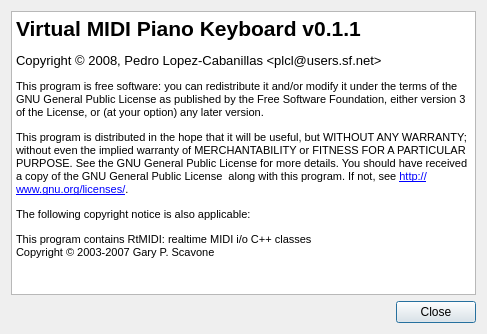
svn2github/vmpk, file trunk/src/about.ui: the form before one commit.
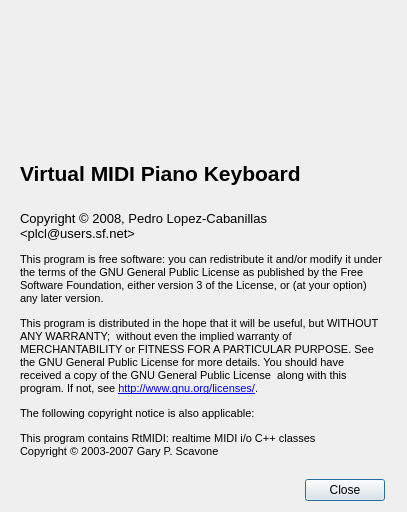
The form after the commit. Icons and pictures are not drawn.

Commit message: * New icon, created by Theresa Knott and placed into the public domain. It was downloaded from: http://openclipart.org/media/files/TheresaKnott/346

What changed in the file:
```diff
--- a/trunk/src/about.ui
+++ b/trunk/src/about.ui
@@ -5,40 +5,110 @@
    <rect>
     <x>0</x>
     <y>0</y>
-    <width>487</width>
-    <height>334</height>
+    <width>407</width>
+    <height>512</height>
    </rect>
   </property>
   <property name="windowTitle" >
    <string>About</string>
   </property>
-  <layout class="QVBoxLayout" >
-   <item>
-    <widget class="QTextBrowser" name="AboutTextView" >
-     <property name="undoRedoEnabled" >
+  <layout class="QGridLayout" >
+   <item row="0" column="0" >
+    <widget class="QLabel" name="labelIcon" >
+     <property name="sizePolicy" >
+      <sizepolicy vsizetype="Fixed" hsizetype="Fixed" >
+       <horstretch>0</horstretch>
+       <verstretch>0</verstretch>
+      </sizepolicy>
+     </property>
+     <property name="minimumSize" >
+      <size>
+       <width>180</width>
+       <height>140</height>
+      </size>
+     </property>
+     <property name="maximumSize" >
+      <size>
+       <width>180</width>
+       <height>140</height>
+      </size>
+     </property>
+     <property name="pixmap" >
+      <pixmap resource="../data/vmpk.qrc" >:/TheresaKnott_piano.svg</pixmap>
+     </property>
+     <property name="scaledContents" >
+      <bool>true</bool>
+     </property>
+     <property name="wordWrap" >
       <bool>false</bool>
      </property>
-     <property name="readOnly" >
+     <property name="textInteractionFlags" >
+      <set>Qt::NoTextInteraction</set>
+     </property>
+    </widget>
+   </item>
+   <item row="0" column="1" >
+    <widget class="QLabel" name="labelVersion" >
+     <property name="sizePolicy" >
+      <sizepolicy vsizetype="Fixed" hsizetype="Fixed" >
+       <horstretch>0</horstretch>
+       <verstretch>0</verstretch>
+      </sizepolicy>
+     </property>
+     <property name="minimumSize" >
+      <size>
+       <width>170</width>
+       <height>140</height>
+      </size>
+     </property>
+     <property name="textFormat" >
+      <enum>Qt::RichText</enum>
+     </property>
+     <property name="wordWrap" >
       <bool>true</bool>
      </property>
-     <property name="html" >
-      <string>&lt;!DOCTYPE HTML PUBLIC "-//W3C//DTD HTML 4.0//EN" "http://www.w3.org/TR/REC-html40/strict.dtd">
-&lt;html>&lt;head>&lt;meta name="qrichtext" content="1" />&lt;style type="text/css">
-p, li { white-space: pre-wrap; }
-&lt;/style>&lt;/head>&lt;body style=" font-family:'MS Shell Dlg 2'; font-size:8.25pt; font-weight:400; font-style:normal;">
-&lt;p style=" margin-top:12px; margin-bottom:12px; margin-left:0px; margin-right:0px; -qt-block-indent:0; text-indent:0px; font-family:'Sans Serif'; font-size:8pt;">&lt;span style=" font-size:16pt; font-weight:600;">Virtual MIDI Piano Keyboard v0.1.1&lt;/span>&lt;/p>
-&lt;p style=" margin-top:12px; margin-bottom:12px; margin-left:0px; margin-right:0px; -qt-block-indent:0; text-indent:0px; font-family:'Sans Serif'; font-size:8pt;">&lt;span style=" font-size:10pt;">Copyright © 2008, Pedro Lopez-Cabanillas &amp;lt;plcl@users.sf.net&amp;gt;&lt;/span>&lt;/p>
-&lt;p style=" margin-top:12px; margin-bottom:12px; margin-left:0px; margin-right:0px; -qt-block-indent:0; text-indent:0px; font-family:'Sans Serif'; font-size:8pt;">This program is free software: you can redistribute it and/or modify it under the terms of the GNU General Public License as published by the Free Software Foundation, either version 3 of the License, or (at your option) any later version.&lt;/p>
-&lt;p style=" margin-top:12px; margin-bottom:12px; margin-left:0px; margin-right:0px; -qt-block-indent:0; text-indent:0px; font-family:'Sans Serif'; font-size:8pt;">This program is distributed in the hope that it will be useful, but WITHOUT ANY WARRANTY;  without even the implied warranty of MERCHANTABILITY or FITNESS FOR A PARTICULAR PURPOSE. See the GNU General Public License for more details. You should have received a copy of the GNU General Public License  along with this program. If not, see &lt;a href="http://www.gnu.org/licenses/">&lt;span style=" text-decoration: underline; color:#0000ff;">http://www.gnu.org/licenses/&lt;/span>&lt;/a>.&lt;/p>
-&lt;p style=" margin-top:12px; margin-bottom:12px; margin-left:0px; margin-right:0px; -qt-block-indent:0; text-indent:0px; font-family:'Sans Serif'; font-size:8pt;">The following copyright notice is also applicable:&lt;/p>
-&lt;p style=" margin-top:12px; margin-bottom:12px; margin-left:0px; margin-right:0px; -qt-block-indent:0; text-indent:0px; font-family:'Sans Serif'; font-size:8pt;">This program contains RtMIDI: realtime MIDI i/o C++ classes&lt;br />Copyright © 2003-2007 Gary P. Scavone&lt;/p>&lt;/body>&lt;/html></string>
-     </property>
      <property name="openExternalLinks" >
       <bool>true</bool>
      </property>
     </widget>
    </item>
-   <item>
+   <item row="1" column="0" colspan="2" >
+    <widget class="QLabel" name="labelName" >
+     <property name="text" >
+      <string>&lt;html>&lt;head>&lt;meta name="qrichtext" content="1" />&lt;style type="text/css">
+p, li { white-space: pre-wrap; }
+&lt;/style>&lt;/head>&lt;body style=" font-family:'Sans Serif'; font-size:9pt; font-weight:400; font-style:normal;">
+&lt;p style=" margin-top:0px; margin-bottom:0px; margin-left:0px; margin-right:0px; -qt-block-indent:0; text-indent:0px;">&lt;span style=" font-size:16pt; font-weight:600;">Virtual MIDI Piano Keyboard&lt;/span>&lt;/p>&lt;/body>&lt;/html></string>
+     </property>
+    </widget>
+   </item>
+   <item row="2" column="0" colspan="2" >
+    <widget class="QLabel" name="labelCopyright" >
+     <property name="minimumSize" >
+      <size>
+       <width>0</width>
+       <height>277</height>
+      </size>
+     </property>
+     <property name="text" >
+      <string>&lt;html>&lt;head>&lt;meta name="qrichtext" content="1" />&lt;style type="text/css">
+p, li { white-space: pre-wrap; }
+&lt;/style>&lt;/head>&lt;body style=" font-family:'Sans Serif'; font-size:9pt; font-weight:400; font-style:normal;">
+&lt;p style=" margin-top:12px; margin-bottom:12px; margin-left:0px; margin-right:0px; -qt-block-indent:0; text-indent:0px;">&lt;span style=" font-size:10pt;">Copyright © 2008, Pedro Lopez-Cabanillas &amp;lt;plcl@users.sf.net&amp;gt;&lt;/span>&lt;/p>
+&lt;p style=" margin-top:12px; margin-bottom:12px; margin-left:0px; margin-right:0px; -qt-block-indent:0; text-indent:0px; font-size:8pt;">This program is free software: you can redistribute it and/or modify it under the terms of the GNU General Public License as published by the Free Software Foundation, either version 3 of the License, or (at your option) any later version.&lt;/p>
+&lt;p style=" margin-top:12px; margin-bottom:12px; margin-left:0px; margin-right:0px; -qt-block-indent:0; text-indent:0px; font-size:8pt;">This program is distributed in the hope that it will be useful, but WITHOUT ANY WARRANTY;  without even the implied warranty of MERCHANTABILITY or FITNESS FOR A PARTICULAR PURPOSE. See the GNU General Public License for more details. You should have received a copy of the GNU General Public License  along with this program. If not, see &lt;a href="http://www.gnu.org/licenses/">&lt;span style=" text-decoration: underline; color:#0000ff;">http://www.gnu.org/licenses/&lt;/span>&lt;/a>.&lt;/p>
+&lt;p style=" margin-top:12px; margin-bottom:12px; margin-left:0px; margin-right:0px; -qt-block-indent:0; text-indent:0px; font-size:8pt;">The following copyright notice is also applicable:&lt;/p>
+&lt;p style=" margin-top:12px; margin-bottom:12px; margin-left:0px; margin-right:0px; -qt-block-indent:0; text-indent:0px; font-size:8pt;">This program contains RtMIDI: realtime MIDI i/o C++ classes&lt;br />Copyright © 2003-2007 Gary P. Scavone&lt;/p>&lt;/body>&lt;/html></string>
+     </property>
+     <property name="textFormat" >
+      <enum>Qt::RichText</enum>
+     </property>
+     <property name="wordWrap" >
+      <bool>true</bool>
+     </property>
+    </widget>
+   </item>
+   <item row="3" column="0" colspan="2" >
     <widget class="QDialogButtonBox" name="buttonBox" >
      <property name="standardButtons" >
       <set>QDialogButtonBox::Close</set>
```
Left out of the diff: 4 changed lines with no effect on the pictures. The commit also changes 20 other files.
